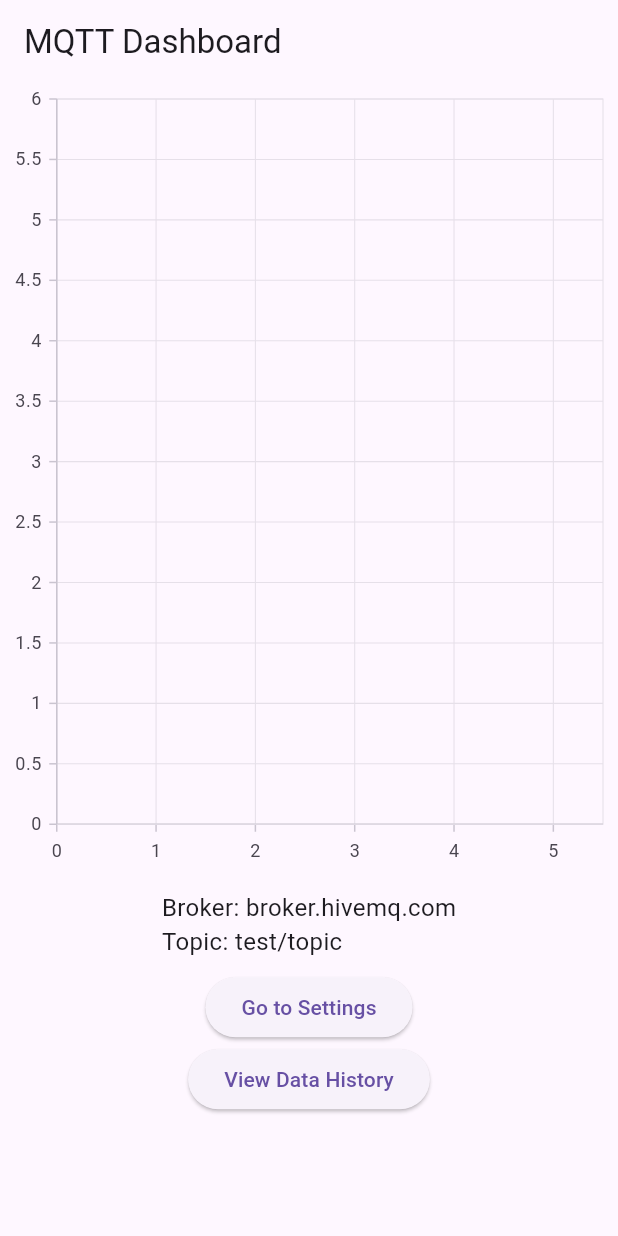
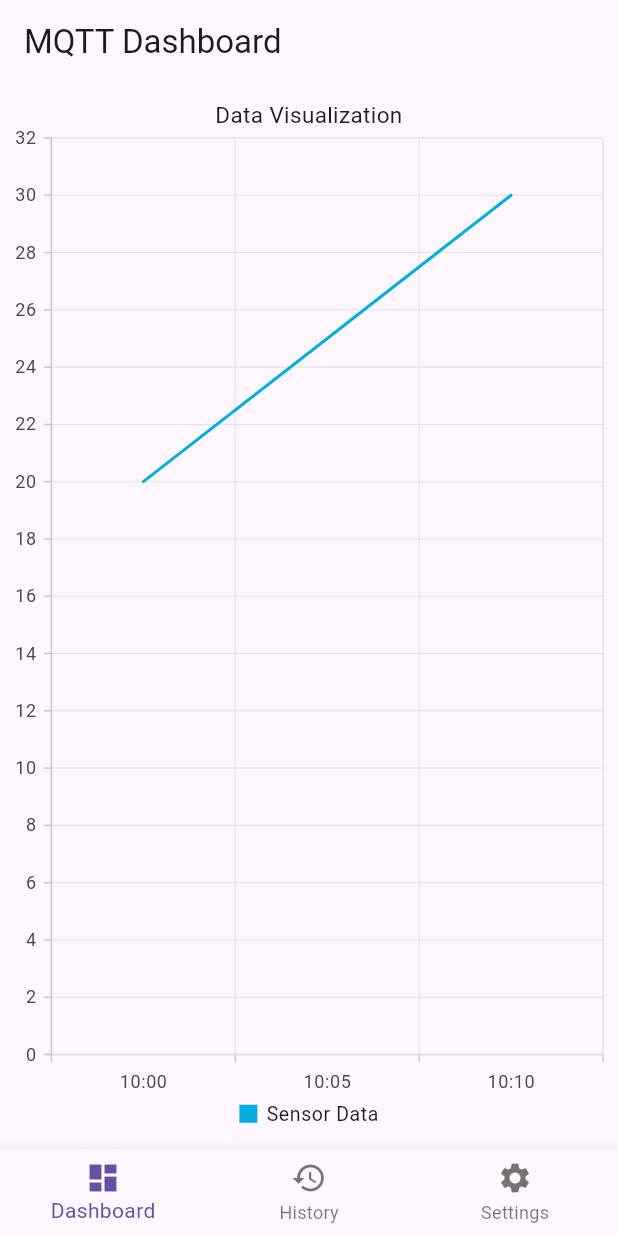
Before and after one commit to Antonioherazo1/powerhome_app, a Flutter app: the screen it shows after launch, on a phone screen of 412 x 824 dp. Run offline on Flutter 3.47's test engine with Material 3 defaults, Android fonts, the phone set to English and light mode, and no system bars; our stand-ins replace syncfusion_flutter_charts.

Commit message:
se añaden pantallas de historial y configueacion, con icons de navegacion en el dashboard

```diff
--- a/lib/main.dart
+++ b/lib/main.dart
@@ -1,7 +1,5 @@
 import 'package:flutter/material.dart';
-import 'package:power_house/screens/mqtt_dashboard_screen.dart';
-import 'package:power_house/screens/settings_screen.dart';
-import 'package:power_house/screens/data_history_screen.dart';
+import 'package:syncfusion_flutter_charts/charts.dart';
 
 void main() {
   runApp(MyApp());
@@ -11,22 +9,152 @@ class MyApp extends StatelessWidget {
   @override
   Widget build(BuildContext context) {
     return MaterialApp(
-      theme: ThemeData(primarySwatch: Colors.blue),
-      initialRoute: '/',
-      routes: {
-        '/': (context) => MqttDashboardScreen(
-              dataPoints: [], // Proporciona una lista vacía inicial para los puntos de datos
-              broker: 'broker.hivemq.com', // Valor inicial del broker MQTT
-              topic: 'test/topic', // Tema MQTT predeterminado
-            ),
-        '/settings': (context) => SettingsScreen(
-              onBrokerChange: (broker) => print('Broker cambiado: $broker'),
-              onTopicChange: (topic) => print('Tema cambiado: $topic'),
-            ),
-        '/history': (context) => DataHistoryScreen(
-              dataHistory: [], // Proporciona una lista vacía inicial para el historial de datos
-            ),
-      },
+      title: 'Power House App',
+      theme: ThemeData(
+        primarySwatch: Colors.blue,
+      ),
+      home: MainScreen(),
     );
   }
 }
+
+// Pantalla principal
+class MainScreen extends StatefulWidget {
+  @override
+  _MainScreenState createState() => _MainScreenState();
+}
+
+class _MainScreenState extends State<MainScreen> {
+  int _currentIndex = 0;
+
+  // Variables iniciales
+  String broker = 'test.mosquitto.org'; // Dirección del broker MQTT
+  String topic = 'power/house/data'; // Tema MQTT
+  List<Map<String, dynamic>> dataPoints = [
+    {'time': '10:00', 'value': 20},
+    {'time': '10:05', 'value': 25},
+    {'time': '10:10', 'value': 30},
+  ]; // Datos simulados para la gráfica
+
+  late final List<Widget> _screens;
+
+  @override
+  void initState() {
+    super.initState();
+    // Configuración de pantallas
+    _screens = [
+      MqttDashboardScreen(
+        broker: broker,
+        topic: topic,
+        dataPoints: dataPoints,
+      ),
+      DataHistoryScreen(dataHistory: dataPoints),
+      SettingsScreen(),
+    ];
+  }
+
+  @override
+  Widget build(BuildContext context) {
+    return Scaffold(
+      body: _screens[_currentIndex],
+      bottomNavigationBar: BottomNavigationBar(
+        currentIndex: _currentIndex,
+        onTap: (index) {
+          setState(() {
+            _currentIndex = index;
+          });
+        },
+        items: const [
+          BottomNavigationBarItem(
+            icon: Icon(Icons.dashboard),
+            label: 'Dashboard',
+          ),
+          BottomNavigationBarItem(
+            icon: Icon(Icons.history),
+            label: 'History',
+          ),
+          BottomNavigationBarItem(
+            icon: Icon(Icons.settings),
+            label: 'Settings',
+          ),
+        ],
+      ),
+    );
+  }
+}
+
+// Pantalla de Dashboard
+class MqttDashboardScreen extends StatelessWidget {
+  final String broker;
+  final String topic;
+  final List<Map<String, dynamic>> dataPoints;
+
+  MqttDashboardScreen({
+    required this.broker,
+    required this.topic,
+    required this.dataPoints,
+  });
+
+  @override
+  Widget build(BuildContext context) {
+    return Scaffold(
+      appBar: AppBar(
+        title: Text('MQTT Dashboard'),
+      ),
+      body: SfCartesianChart(
+        title: ChartTitle(text: 'Data Visualization'),
+        legend: Legend(isVisible: true),
+        primaryXAxis: CategoryAxis(),
+        series: <CartesianSeries>[
+          LineSeries<Map<String, dynamic>, String>(
+            dataSource: dataPoints,
+            xValueMapper: (data, _) => data['time'] as String,
+            yValueMapper: (data, _) => data['value'] as int,
+            name: 'Sensor Data',
+          ),
+        ],
+      ),
+    );
+  }
+}
+
+// Pantalla de Historial de Datos
+class DataHistoryScreen extends StatelessWidget {
+  final List<Map<String, dynamic>> dataHistory;
+
+  DataHistoryScreen({required this.dataHistory});
+
+  @override
+  Widget build(BuildContext context) {
+    return Scaffold(
+      appBar: AppBar(
+        title: Text('Data History'),
+      ),
+      body: ListView.builder(
+        itemCount: dataHistory.length,
+        itemBuilder: (context, index) {
+          final entry = dataHistory[index];
+          return ListTile(
+            title: Text('Time: ${entry['time']}'),
+            subtitle: Text('Value: ${entry['value']}'),
+          );
+        },
+      ),
+    );
+  }
+}
+
+// Pantalla de Configuración
+class SettingsScreen extends StatelessWidget {
+  @override
+  Widget build(BuildContext context) {
+    return Scaffold(
+      appBar: AppBar(
+        title: Text('Settings'),
+      ),
+      body: Center(
+        child: Text('Settings Screen'),
+      ),
+    );
+  }
+}
--- a/lib/screens/mqtt_dashboard_screen.dart
+++ b/lib/screens/mqtt_dashboard_screen.dart
@@ -1,83 +1,78 @@
 import 'package:flutter/material.dart';
 import 'package:syncfusion_flutter_charts/charts.dart';
 
-class MqttDashboardScreen extends StatelessWidget {
-  final List<ChartData> dataPoints;
+class MqttDashboardScreen extends StatefulWidget {
   final String broker;
   final String topic;
+  final List<String> dataPoints;
 
-  MqttDashboardScreen({
-    required this.dataPoints,
+  const MqttDashboardScreen({
+    Key? key,
     required this.broker,
     required this.topic,
-  });
+    required this.dataPoints,
+  }) : super(key: key);
+
+  @override
+  _MqttDashboardScreenState createState() => _MqttDashboardScreenState();
+}
+
+class _MqttDashboardScreenState extends State<MqttDashboardScreen> {
+  late List<ChartData> chartData;
+
+  @override
+  void initState() {
+    super.initState();
+    // Convertimos los puntos de datos en una lista de objetos ChartData
+    chartData = widget.dataPoints
+        .map((point) {
+          final splitData = point.split(',');
+          if (splitData.length == 2) {
+            return ChartData(
+              x: double.tryParse(splitData[0]) ?? 0.0,
+              y: double.tryParse(splitData[1]) ?? 0.0,
+            );
+          }
+          return null;
+        })
+        .where((data) => data != null)
+        .cast<ChartData>()
+        .toList();
+  }
 
   @override
   Widget build(BuildContext context) {
     return Scaffold(
       appBar: AppBar(
-        title: Text('MQTT Dashboard'),
+        title: const Text('MQTT Dashboard'),
       ),
-      body: Column(
-        children: [
-          // Gráfico
-          Expanded(
-            flex: 3,
-            child: SfCartesianChart(
-              primaryXAxis: NumericAxis(),
-              primaryYAxis: NumericAxis(),
-              tooltipBehavior: TooltipBehavior(enable: true),
-              series: <ChartSeries>[
-                LineSeries<ChartData, double>(
-                  dataSource: dataPoints,
-                  xValueMapper: (ChartData point, _) => point.x,
-                  yValueMapper: (ChartData point, _) => point.y,
-                  dataLabelSettings: DataLabelSettings(isVisible: true),
-                  enableTooltip: true,
-                ),
-              ],
+      body: Padding(
+        padding: const EdgeInsets.all(16.0),
+        child: SfCartesianChart(
+          title: ChartTitle(text: 'MQTT Data Chart'),
+          legend: Legend(isVisible: true),
+          primaryXAxis: NumericAxis(title: AxisTitle(text: 'X-Axis')),
+          primaryYAxis: NumericAxis(title: AxisTitle(text: 'Y-Axis')),
+          // Aquí corregimos el tipo de series a CartesianSeries
+          series: <CartesianSeries>[
+            LineSeries<ChartData, double>(
+              dataSource: chartData,
+              xValueMapper: (ChartData data, _) => data.x,
+              yValueMapper: (ChartData data, _) => data.y,
+              name: 'Data Series',
+              dataLabelSettings: const DataLabelSettings(isVisible: true),
             ),
-          ),
-          // Información del broker y topic
-          Padding(
-            padding: const EdgeInsets.all(8.0),
-            child: Column(
-              crossAxisAlignment: CrossAxisAlignment.start,
-              children: [
-                Text('Broker: $broker', style: TextStyle(fontSize: 16)),
-                Text('Topic: $topic', style: TextStyle(fontSize: 16)),
-              ],
-            ),
-          ),
-          // Botones para navegar
-          Expanded(
-            flex: 1,
-            child: Column(
-              children: [
-                ElevatedButton(
-                  onPressed: () {
-                    Navigator.pushNamed(context, '/settings');
-                  },
-                  child: Text('Go to Settings'),
-                ),
-                ElevatedButton(
-                  onPressed: () {
-                    Navigator.pushNamed(context, '/history');
-                  },
-                  child: Text('View Data History'),
-                ),
-              ],
-            ),
-          ),
-        ],
+          ],
+        ),
       ),
     );
   }
 }
 
+// Clase para almacenar los datos del gráfico
 class ChartData {
   final double x;
   final double y;
 
-  ChartData(this.x, this.y);
+  ChartData({required this.x, required this.y});
 }
--- a/pubspec.yaml
+++ b/pubspec.yaml
@@ -31,7 +31,8 @@ dependencies:
   flutter:
     sdk: flutter
   mqtt_client: ^10.5.1
-  syncfusion_flutter_charts: ^22.1.39
+  syncfusion_flutter_charts: ^28.1.41
+  path_provider: ^2.0.14
   # shared_preferences: ^2.0.17
 
   # The following adds the Cupertino Icons font to your application.
```
Also changed, not shown: pubspec.lock, 2 other files.
